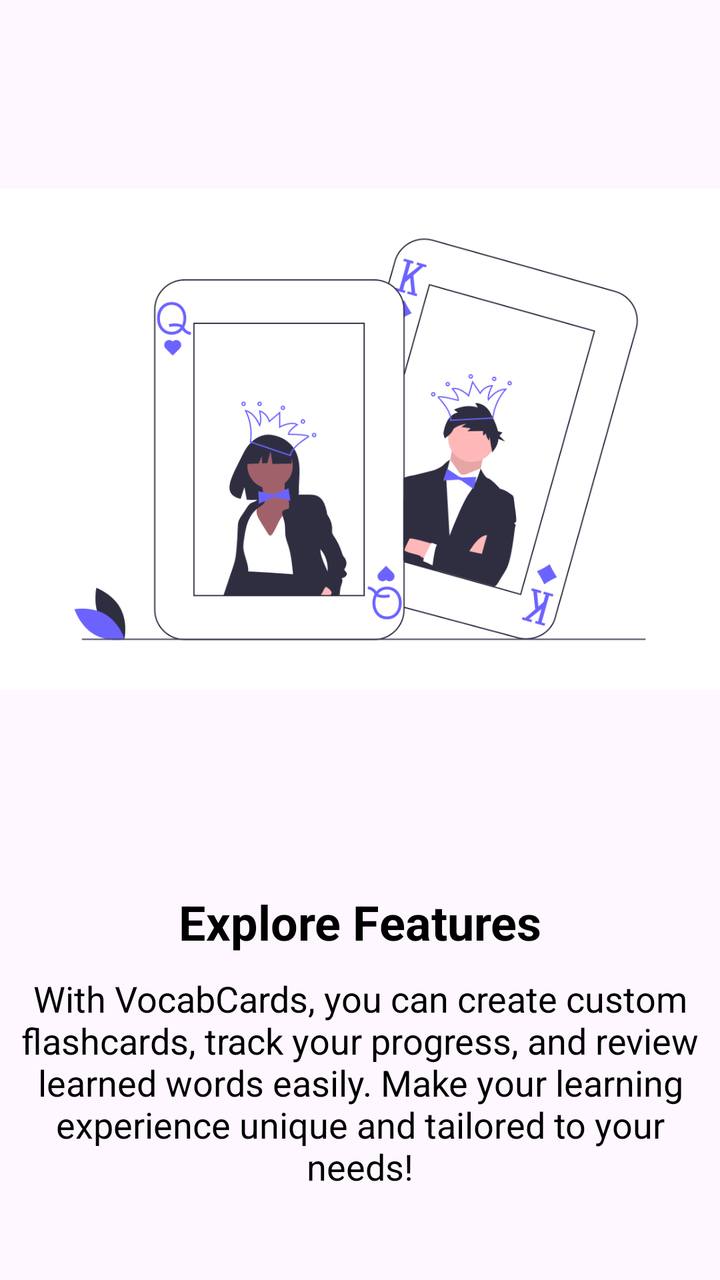
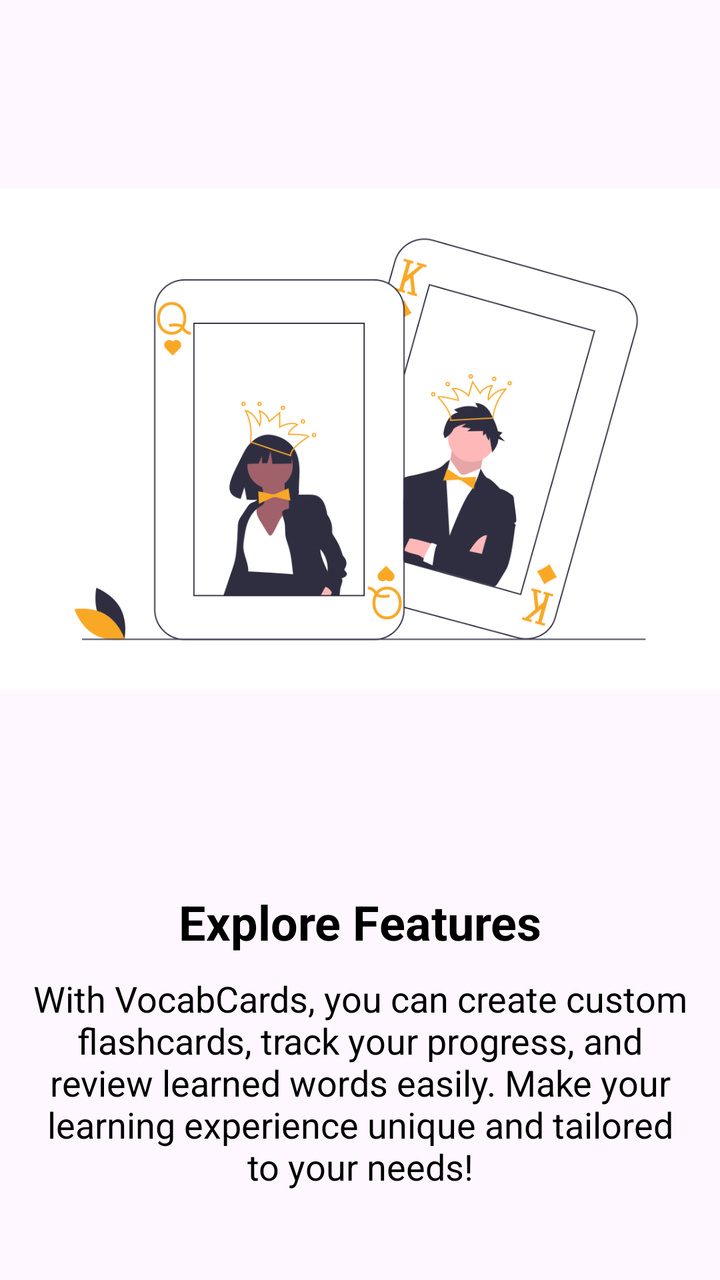

An Android layout rendered at two revisions. The XML below is the earlier revision; the diff shows what the commit changed to produce the second picture.
<!-- AndroidManifest.xml: application theme Theme.VocabCards -->
<!-- res/layout/fragment_onboarding2.xml -->
<?xml version="1.0" encoding="utf-8"?>
<LinearLayout
    xmlns:android="http://schemas.android.com/apk/res/android"
    android:layout_width="match_parent"
    android:layout_height="match_parent"
    android:orientation="vertical"
    android:gravity="center">

    <ImageView
        android:layout_width="wrap_content"
        android:layout_height="350dp"
        android:src="@drawable/onboardingimage2"
        android:layout_marginBottom="50dp"/>
    <TextView
        android:layout_width="wrap_content"
        android:layout_height="wrap_content"
        android:text="@string/explore_features"
        android:textSize="24sp"
        android:textStyle="bold"
        android:paddingBottom="10dp"
        android:textColor="@android:color/black"
        />

    <TextView
        android:layout_width="wrap_content"
        android:layout_height="wrap_content"
        android:text="@string/with_vocabcards_you_can_create_custom_flashcards_track_your_progress_and_review_learned_words_easily_make_your_learning_experience_unique_and_tailored_to_your_needs"
        android:textSize="18sp"
        android:gravity="center"
        android:textColor="@android:color/black"/>
</LinearLayout>
<!-- resources referenced by this layout -->
<resources>
  <!-- drawable onboardingimage2: png bitmap (drawable, 65691 bytes) -->
  <string name="explore_features">Explore Features</string>
  <string name="with_vocabcards_you_can_create_custom_flashcards_track_your_progress_and_review_learned_words_easily_make_your_learning_experience_unique_and_tailored_to_your_needs">With VocabCards, you can create custom flashcards, track your progress, and review learned words easily. Make your learning experience unique and tailored to your needs!</string>
  <style name="Theme.VocabCards" parent="Base.Theme.VocabCards" />
  <style name="Base.Theme.VocabCards" parent="Theme.Material3.DayNight.NoActionBar">
          
          
      </style>
</resources>

<!-- the commit's change to res/layout/fragment_onboarding2.xml (unified diff, before → after) -->
@@ -27,5 +27,8 @@
         android:text="@string/with_vocabcards_you_can_create_custom_flashcards_track_your_progress_and_review_learned_words_easily_make_your_learning_experience_unique_and_tailored_to_your_needs"
         android:textSize="18sp"
         android:gravity="center"
-        android:textColor="@android:color/black"/>
+        android:textColor="@android:color/black"
+        android:layout_marginStart="16dp"
+        android:layout_marginEnd="16dp"    />
+
 </LinearLayout>
<!-- resource entries referenced after the edit -->
@@ -1,6 +1,6 @@
 <!-- resources referenced by this layout -->
 <resources>
-  <!-- drawable onboardingimage2: png bitmap (drawable, 65691 bytes) -->
+  <!-- drawable onboardingimage2: png bitmap (drawable, 67448 bytes) -->
   <string name="explore_features">Explore Features</string>
   <string name="with_vocabcards_you_can_create_custom_flashcards_track_your_progress_and_review_learned_words_easily_make_your_learning_experience_unique_and_tailored_to_your_needs">With VocabCards, you can create custom flashcards, track your progress, and review learned words easily. Make your learning experience unique and tailored to your needs!</string>
   <style name="Theme.VocabCards" parent="Base.Theme.VocabCards" />
